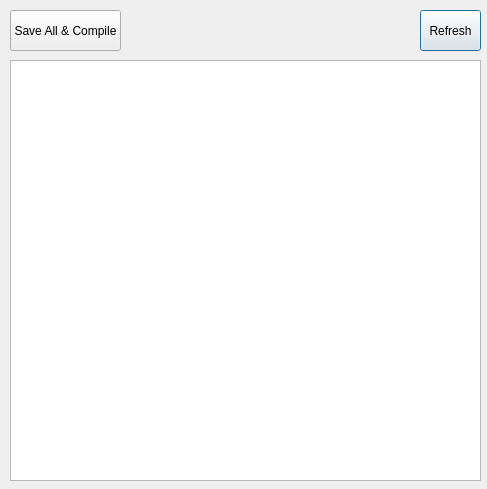
The window that editor/scripting/qscriptlistwidget.ui (leopoldolomas/RioEngine) describes before a commit, drawn with Qt 5.
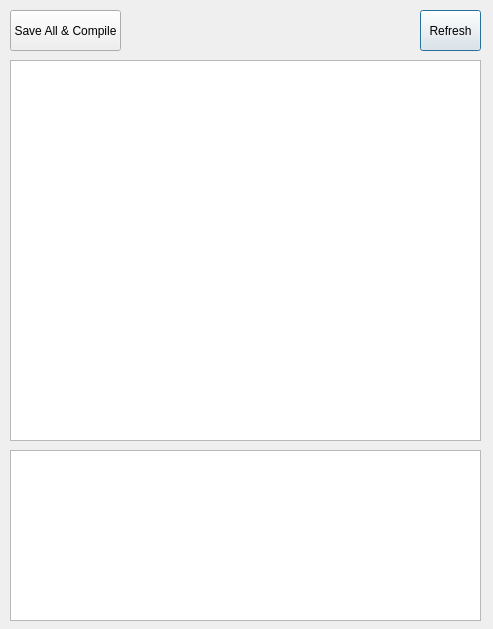
The same window after the commit.

```diff
--- a/editor/scripting/qscriptlistwidget.ui
+++ b/editor/scripting/qscriptlistwidget.ui
@@ -6,8 +6,8 @@
    <rect>
     <x>0</x>
     <y>0</y>
-    <width>487</width>
-    <height>489</height>
+    <width>493</width>
+    <height>629</height>
    </rect>
   </property>
   <property name="windowTitle">
@@ -19,7 +19,7 @@
      <x>10</x>
      <y>60</y>
      <width>471</width>
-     <height>421</height>
+     <height>381</height>
     </rect>
    </property>
   </widget>
@@ -49,6 +49,16 @@
     <string>Save All &amp;&amp; Compile</string>
    </property>
   </widget>
+  <widget class="QPlainTextEdit" name="txtErrors">
+   <property name="geometry">
+    <rect>
+     <x>10</x>
+     <y>450</y>
+     <width>471</width>
+     <height>171</height>
+    </rect>
+   </property>
+  </widget>
  </widget>
  <resources/>
  <connections/>
```
